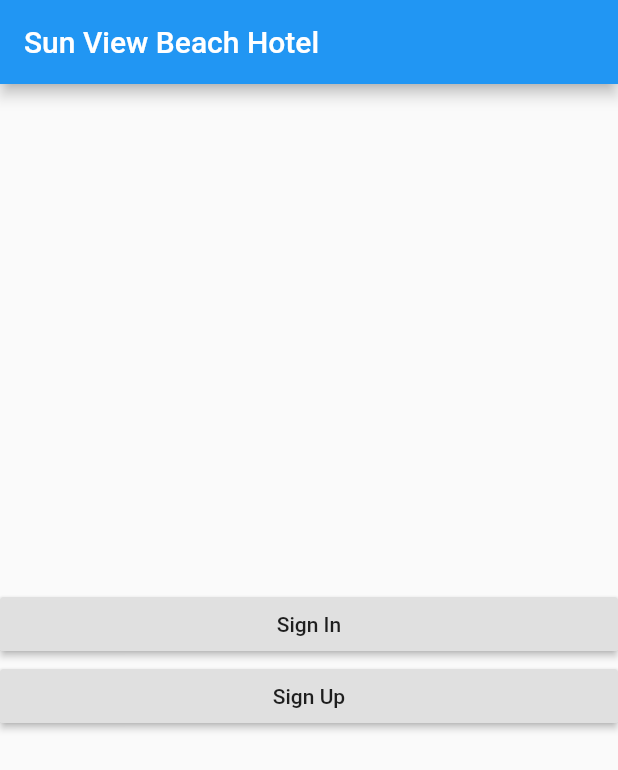
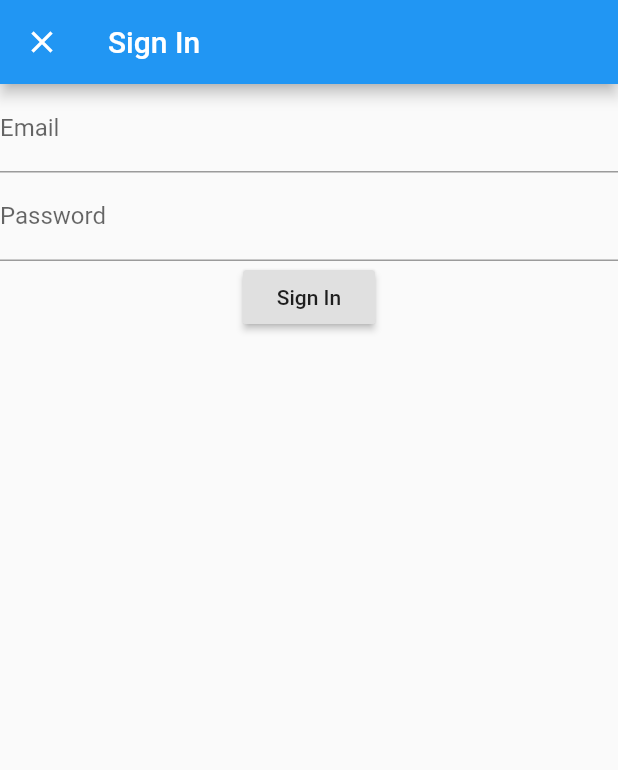
Before and after one commit to Nav2030/Order_me, a Flutter app: the screen it shows after launch, after a tap on "Sign In", on a phone screen of 412 x 824 dp. Shown: the top 770 px of the screen. Run offline on Flutter 3.47's test engine with Material 2 defaults, Android fonts, the phone set to English and light mode, and no system bars; our stand-ins replace firebase_auth; accounts and stored records are empty.

Commit message:
sign in, sign up

```diff
--- a/lib/Setup/signIn.dart
+++ b/lib/Setup/signIn.dart
@@ -0,0 +1,68 @@
+import 'package:flutter/material.dart';
+import 'package:firebase_auth/firebase_auth.dart';
+import 'package:system_for_hotel_mobile_app/Pages/home.dart';
+
+
+class LoginPage extends StatefulWidget {
+  @override
+  _LoginPageState createState() => _LoginPageState();
+}
+
+class _LoginPageState extends State<LoginPage> {
+  String _email,_password;
+  final GlobalKey<FormState> _formKey = GlobalKey<FormState>();
+  @override
+  Widget build(BuildContext context) {
+    return Scaffold(
+      appBar: AppBar(
+        title: Text("Sign In"),
+      ),
+      body: Form(
+          key: _formKey,
+          child: Column(
+            children: <Widget>[
+              TextFormField(
+                validator: (input){
+                  if(input.isEmpty){
+                    return 'Please Type an email';
+                  }
+                },
+                onSaved: (input) => _email = input,
+                decoration: InputDecoration(
+                    labelText: 'Email'
+                ),
+              ),
+              TextFormField(
+                validator: (input){
+                  if(input.length < 6){
+                    return 'Please provide password at least 6 characters';
+                  }
+                },
+                onSaved: (input) => _password = input,
+                decoration: InputDecoration(
+                    labelText: 'Password'
+                ),
+                obscureText: true,
+              ),
+              RaisedButton(
+                onPressed: signIn,
+                child: Text('Sign In'),
+              ),
+            ],
+          )),
+    );
+  }
+  Future<void> signIn() async{
+    final formState  = _formKey.currentState;
+    if(formState.validate()){
+      formState.save();
+      try {
+        FirebaseUser user = await FirebaseAuth.instance.signInWithEmailAndPassword(email: _email, password: _password);
+        Navigator.push(context, MaterialPageRoute(builder: (context) => Home(user : user )));
+      }
+      catch(e){
+        print(e.message);
+      }
+    }
+  }
+}
--- a/lib/Setup/welcome.dart
+++ b/lib/Setup/welcome.dart
@@ -1,4 +1,6 @@
 import 'package:flutter/material.dart';
+import 'package:system_for_hotel_mobile_app/Setup/signIn.dart';
+import 'package:system_for_hotel_mobile_app/Setup/sign_up.dart';
 
 
 class WelcomePage extends StatefulWidget {
@@ -31,8 +33,9 @@ class _WelcomePageState extends State<WelcomePage> {
   }
 
   void navigateToSignIn(){
+    Navigator.push(context, MaterialPageRoute(builder: (context) => LoginPage(),fullscreenDialog: true));
   }
   void navigateToSignUp(){
-
+    Navigator.push(context, MaterialPageRoute(builder: (context) => SignUpPage(),fullscreenDialog: true));
   }
 }
--- a/pubspec.yaml
+++ b/pubspec.yaml
@@ -19,6 +19,8 @@ environment:
 dependencies:
   flutter:
     sdk: flutter
+  firebase_auth: ^0.8.4+5
+
 
   # The following adds the Cupertino Icons font to your application.
   # Use with the CupertinoIcons class for iOS style icons.
```
Also changed, not shown: lib/Pages/home.dart (+23 -0 lines), lib/Setup/sign_up.dart (+69 -0 lines), pubspec.lock, 3 other files.
